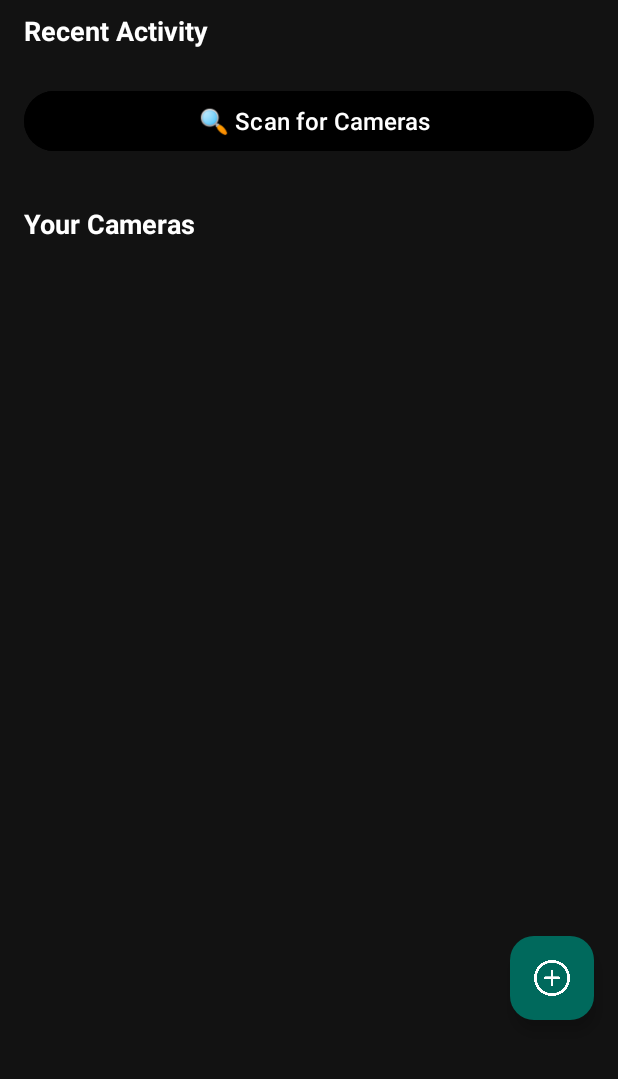
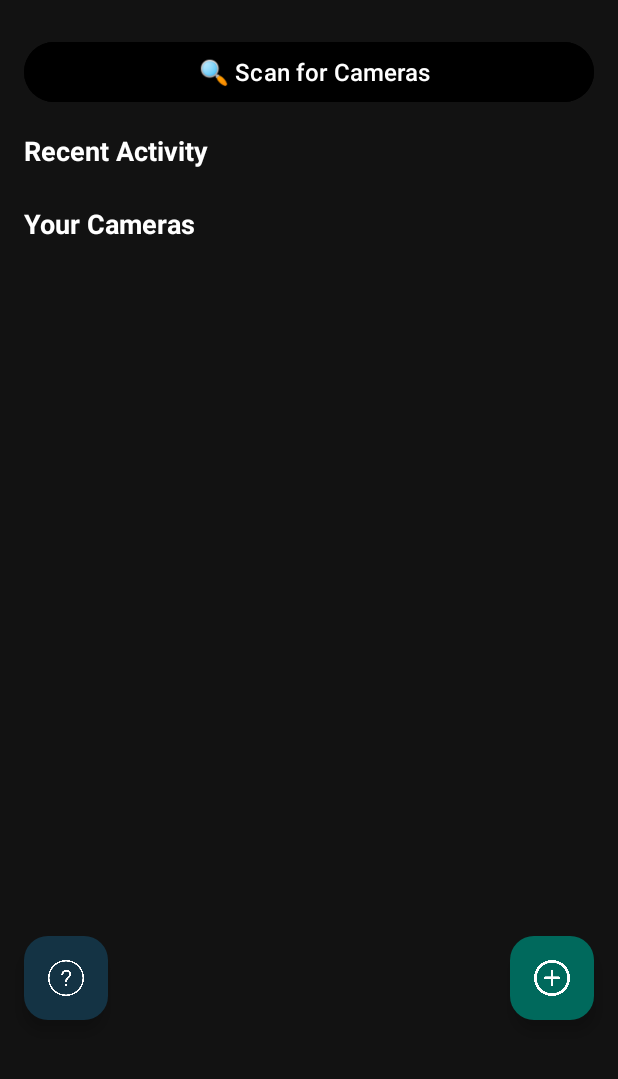
Before and after one commit to IhsSpotlight/Sentinel-Security-App, an Android app built with Jetpack Compose: the screen it shows after launch (MainActivity), on a phone screen of 412 x 824 dp, the part 96-1175 px from its top. Run offline under Robolectric (Android 15) with nearby library versions, the phone set to English and light mode, and no system bars; pictures from the network do not load.

Commit message:
Added USERMAN

```diff
--- a/app/src/main/java/com/example/sentinel/AlertAdapter.kt
+++ b/app/src/main/java/com/example/sentinel/AlertAdapter.kt
@@ -9,7 +9,8 @@ import androidx.recyclerview.widget.RecyclerView
 import com.bumptech.glide.Glide
 
 // The click listener is passed to the constructor
-class AlertAdapter(private val onAlertClick: (Alert) -> Unit) : RecyclerView.Adapter<AlertAdapter.AlertViewHolder>() {
+class AlertAdapter(private val onAlertClick: (Alert) -> Unit
+) : RecyclerView.Adapter<AlertAdapter.AlertViewHolder>() {
 
     private var alerts: List<Alert> = emptyList()
 
@@ -40,7 +41,7 @@ class AlertAdapter(private val onAlertClick: (Alert) -> Unit) : RecyclerView.Ada
         holder.cameraName.text = "Camera: ${currentAlert.cameraid}"
 
         // Set the status text.
-        holder.statusText.text = "Online" // This can be made dynamic later.
+        holder.statusText.text = "Unknown" // This can be made dynamic later.
 
         // Use Glide to load an image from the URL.
         // Since your URL is a video stream, Glide will likely show an error or placeholder, which is expected.
--- a/app/src/main/java/com/example/sentinel/MainActivity.kt
+++ b/app/src/main/java/com/example/sentinel/MainActivity.kt
@@ -33,6 +33,8 @@ class MainActivity : AppCompatActivity() {
     private lateinit var sharedPreferences: SharedPreferences
     private val savedCameras = mutableListOf<Alert>()
     private val PREFS_NAME = "SentinelPrefs"
+    private val KEY_FIRST_LAUNCH = "first_launch"
+
     private val KEY_CAMERA_URLS = "camera_urls"
 
     private val telegramBotToken = "YOUR_TELEGRAM_BOT_TOKEN"
@@ -44,6 +46,12 @@ class MainActivity : AppCompatActivity() {
 
         sharedPreferences = getSharedPreferences(PREFS_NAME, Context.MODE_PRIVATE)
         playerView = findViewById(R.id.player_view)
+        val isFirstLaunch = sharedPreferences.getBoolean(KEY_FIRST_LAUNCH, true)
+
+        if (isFirstLaunch) {
+            showHelpPopup()
+            sharedPreferences.edit { putBoolean(KEY_FIRST_LAUNCH, false) }
+        }
 
         val recyclerView: RecyclerView = findViewById(R.id.recycler_cameras)
         recyclerView.layoutManager = LinearLayoutManager(this)
@@ -58,11 +66,6 @@ class MainActivity : AppCompatActivity() {
         val addButton: FloatingActionButton = findViewById(R.id.fab_add_camera)
         addButton.setOnClickListener {
             showAddCameraDialog()
-        }
-
-        val streamUrl = intent.getStringExtra("STREAM_URL")
-        if (!streamUrl.isNullOrEmpty()) {
-            playVideoStream(streamUrl)
         }
 
         // 🔍 Automatically scan for IP cameras when app starts
@@ -80,6 +83,34 @@ class MainActivity : AppCompatActivity() {
         }
 
     }
+
+    private fun showHelpPopup() {
+        val message = """
+        🛡️ Sentinel App Help 🛡️
+
+        This app allows you to:
+        1. Scan your local network for IP cameras.
+        2. Detect RTSP or MJPEG video streams automatically.
+        3. Play live streams using the built-in ExoPlayer.
+        4. Save your favorite camera URLs for easy access.
+        5. Send detected camera info to a backend server.
+        6. Receive Telegram alerts for new cameras found.
+        7. Delete saved cameras when needed.
+
+        How to use:
+        - Tap "Scan Cameras" to discover devices on your network.
+        - Tap a saved camera to play the video stream.
+        - Use the delete button to remove unwanted cameras.
+        - Press "Help" anytime to see this information.
+    """.trimIndent()
+
+        AlertDialog.Builder(this)
+            .setTitle("Sentinel App Instructions")
+            .setMessage(message)
+            .setPositiveButton("OK") { dialog, _ -> dialog.dismiss() }
+            .show()
+    }
+
 
     private fun initializePlayer() {
         exoPlayer = ExoPlayer.Builder(this).build()
--- a/app/src/main/res/layout/activity_main.xml
+++ b/app/src/main/res/layout/activity_main.xml
@@ -142,16 +142,7 @@
             </androidx.constraintlayout.widget.ConstraintLayout>
 
             <!-- ==== Recent Activity Section ==== -->
-            <TextView
-                android:layout_width="match_parent"
-                android:layout_height="wrap_content"
-                android:text="Recent Activity"
-                android:textColor="@android:color/white"
-                android:textSize="18sp"
-                android:textStyle="bold"
-                android:layout_marginStart="16dp"
-                android:layout_marginBottom="8dp"
-                tools:ignore="HardcodedText" />
+
 
             <!-- RecyclerView for recent activity would go here -->
 
@@ -169,6 +160,16 @@
                 android:layout_gravity="center_horizontal"
                 android:drawableLeft="@drawable/ic_baseline_camera_alt_24" />
 
+            <TextView
+                android:layout_width="match_parent"
+                android:layout_height="wrap_content"
+                android:text="Recent Activity"
+                android:textColor="@android:color/white"
+                android:textSize="18sp"
+                android:textStyle="bold"
+                android:layout_marginStart="16dp"
+                android:layout_marginBottom="8dp"
+                tools:ignore="HardcodedText" />
             <TextView
                 android:layout_width="match_parent"
                 android:layout_height="wrap_content"
@@ -197,6 +198,18 @@
 
     <!-- Floating Add Button -->
     <com.google.android.material.floatingactionbutton.FloatingActionButton
+        android:id="@+id/helpbtn"
+        android:layout_width="wrap_content"
+        android:layout_height="wrap_content"
+        android:layout_gravity="bottom|start"
+        android:layout_marginStart="16dp"
+        android:layout_marginBottom="80dp"
+        android:src="@drawable/help"
+        app:tint="@android:color/white"
+        app:backgroundTint="#143344"
+        tools:ignore="HardcodedText" />
+
+    <com.google.android.material.floatingactionbutton.FloatingActionButton
         android:id="@+id/fab_add_camera"
         android:layout_width="wrap_content"
         android:layout_height="wrap_content"
@@ -209,4 +222,5 @@
         android:contentDescription="Add new camera"
         tools:ignore="HardcodedText" />
 
+
 </androidx.coordinatorlayout.widget.CoordinatorLayout>
```
Also changed, not shown: app/src/main/java/com/example/sentinel/Activity_scan.kt (+14 -4 lines), app/src/main/res/layout/item_camera_card.xml (+7 -2 lines), app/src/main/res/drawable/help.png (added).
